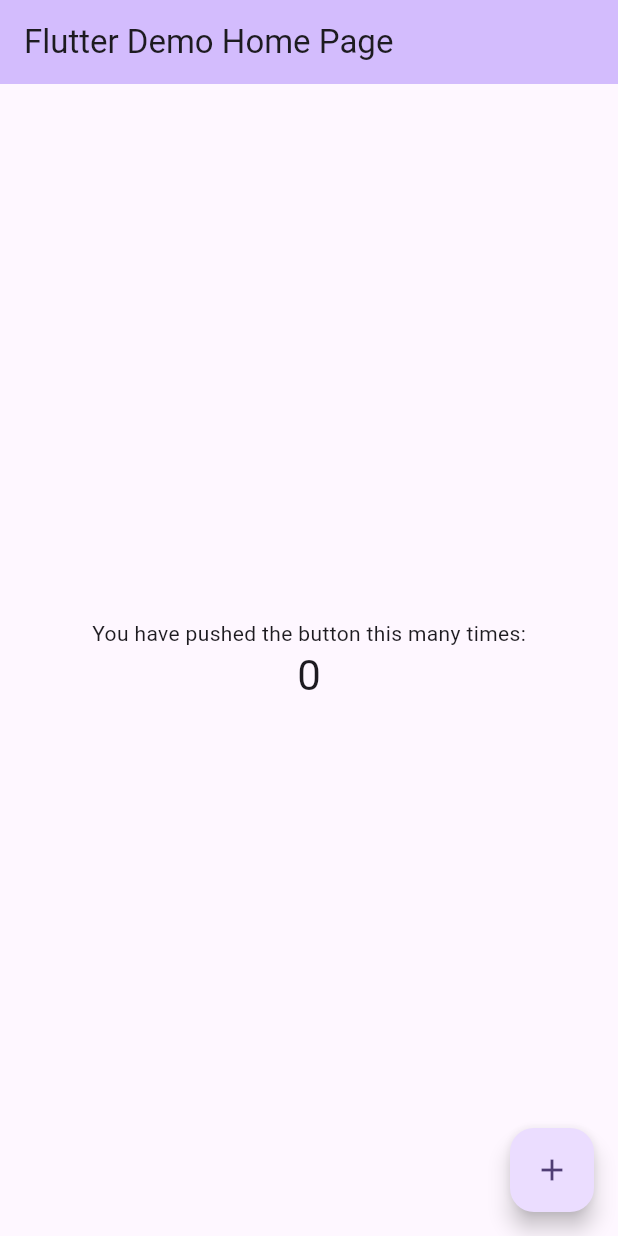
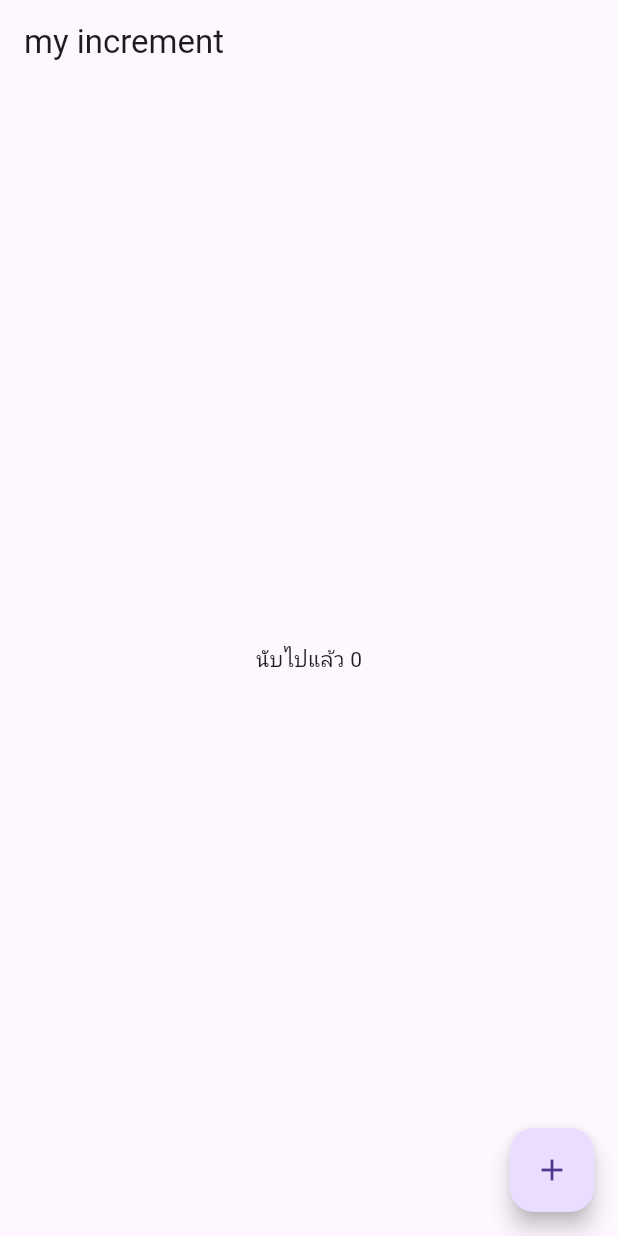
Before and after one commit to oown-mac/flutter_example2, a Flutter app: the screen it shows after launch, on a phone screen of 412 x 824 dp. Run offline on Flutter 3.47's test engine with Material 3 defaults, Android fonts, the phone set to English and light mode, and no system bars.

Commit message:
button plus +

```diff
--- a/lib/main.dart
+++ b/lib/main.dart
@@ -1,4 +1,5 @@
 import 'package:flutter/material.dart';
+import 'package:flutter_example2/screen/my_home_page.dart';
 
 void main() {
   runApp(const MyApp());
@@ -7,119 +8,11 @@ void main() {
 class MyApp extends StatelessWidget {
   const MyApp({super.key});
 
-  // This widget is the root of your application.
   @override
   Widget build(BuildContext context) {
-    return MaterialApp(
+    return const MaterialApp(
       title: 'Flutter Demo',
-      theme: ThemeData(
-        // This is the theme of your application.
-        //
-        // TRY THIS: Try running your application with "flutter run". You'll see
-        // the application has a purple toolbar. Then, without quitting the app,
-        // try changing the seedColor in the colorScheme below to Colors.green
-        // and then invoke "hot reload" (save your changes or press the "hot
-        // reload" button in a Flutter-supported IDE, or press "r" if you used
-        // the command line to start the app).
-        //
-        // Notice that the counter didn't reset back to zero; the application
-        // state is not lost during the reload. To reset the state, use hot
-        // restart instead.
-        //
-        // This works for code too, not just values: Most code changes can be
-        // tested with just a hot reload.
-        colorScheme: ColorScheme.fromSeed(seedColor: Colors.deepPurple),
-        useMaterial3: true,
-      ),
-      home: const MyHomePage(title: 'Flutter Demo Home Page'),
+      home: MyHomePage(),
     );
   }
 }
-
-class MyHomePage extends StatefulWidget {
-  const MyHomePage({super.key, required this.title});
-
-  // This widget is the home page of your application. It is stateful, meaning
-  // that it has a State object (defined below) that contains fields that affect
-  // how it looks.
-
-  // This class is the configuration for the state. It holds the values (in this
-  // case the title) provided by the parent (in this case the App widget) and
-  // used by the build method of the State. Fields in a Widget subclass are
-  // always marked "final".
-
-  final String title;
-
-  @override
-  State<MyHomePage> createState() => _MyHomePageState();
-}
-
-class _MyHomePageState extends State<MyHomePage> {
-  int _counter = 0;
-
-  void _incrementCounter() {
-    setState(() {
-      // This call to setState tells the Flutter framework that something has
-      // changed in this State, which causes it to rerun the build method below
-      // so that the display can reflect the updated values. If we changed
-      // _counter without calling setState(), then the build method would not be
-      // called again, and so nothing would appear to happen.
-      _counter++;
-    });
-  }
-
-  @override
-  Widget build(BuildContext context) {
-    // This method is rerun every time setState is called, for instance as done
-    // by the _incrementCounter method above.
-    //
-    // The Flutter framework has been optimized to make rerunning build methods
-    // fast, so that you can just rebuild anything that needs updating rather
-    // than having to individually change instances of widgets.
-    return Scaffold(
-      appBar: AppBar(
-        // TRY THIS: Try changing the color here to a specific color (to
-        // Colors.amber, perhaps?) and trigger a hot reload to see the AppBar
-        // change color while the other colors stay the same.
-        backgroundColor: Theme.of(context).colorScheme.inversePrimary,
-        // Here we take the value from the MyHomePage object that was created by
-        // the App.build method, and use it to set our appbar title.
-        title: Text(widget.title),
-      ),
-      body: Center(
-        // Center is a layout widget. It takes a single child and positions it
-        // in the middle of the parent.
-        child: Column(
-          // Column is also a layout widget. It takes a list of children and
-          // arranges them vertically. By default, it sizes itself to fit its
-          // children horizontally, and tries to be as tall as its parent.
-          //
-          // Column has various properties to control how it sizes itself and
-          // how it positions its children. Here we use mainAxisAlignment to
-          // center the children vertically; the main axis here is the vertical
-          // axis because Columns are vertical (the cross axis would be
-          // horizontal).
-          //
-          // TRY THIS: Invoke "debug painting" (choose the "Toggle Debug Paint"
-          // action in the IDE, or press "p" in the console), to see the
-          // wireframe for each widget.
-          mainAxisAlignment: MainAxisAlignment.center,
-          children: <Widget>[
-            const Text(
-              'You have pushed the button this many times:',
-            ),
-            Text(
-              '$_counter',
-              style: Theme.of(context).textTheme.headlineMedium,
-            ),
-          ],
-        ),
-      ),
-      floatingActionButton: FloatingActionButton(
-        onPressed: _incrementCounter,
-        tooltip: 'Increment',
-        child: const Icon(Icons.add),
-      ), // This trailing comma makes auto-formatting nicer for build methods.
-    );
-  }
-}
--- /dev/null
+++ b/lib/screen/my_home_page.dart
@@ -0,0 +1,32 @@
+import 'package:flutter/material.dart';
+
+class MyHomePage extends StatefulWidget {
+  const MyHomePage({super.key});
+
+  @override
+  State<MyHomePage> createState() => _MyHomePageState();
+}
+
+class _MyHomePageState extends State<MyHomePage> {
+  int _counter = 0;
+  void _incrementCounter() {
+    setState(() {
+      _counter++;
+    });
+  }
+
+  @override
+  Widget build(BuildContext context) {
+    return Scaffold(
+      appBar: AppBar(
+        title: const Text('my increment'),
+      ),
+      body: Center(child: Text("นับไปแล้ว $_counter")),
+      floatingActionButton: FloatingActionButton(
+        onPressed: _incrementCounter,
+        tooltip: 'Increment',
+        child: const Icon(Icons.add),
+      ), // This trailing comma makes auto-formatting nicer for build methods.
+    );
+  }
+}
```
